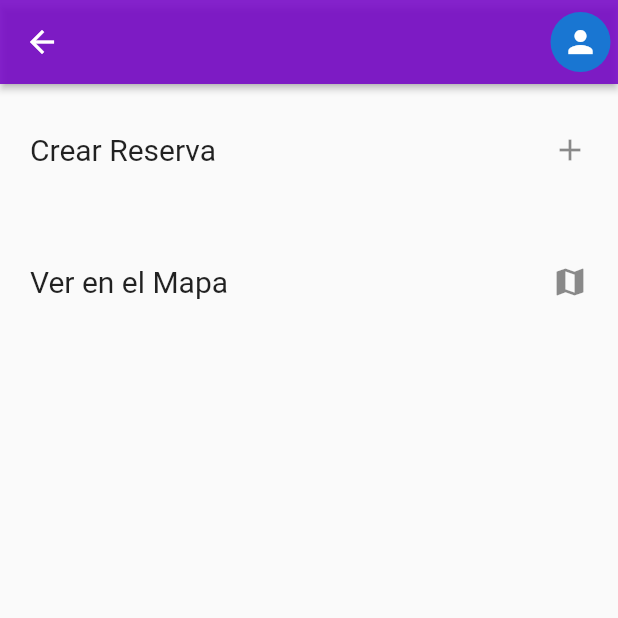
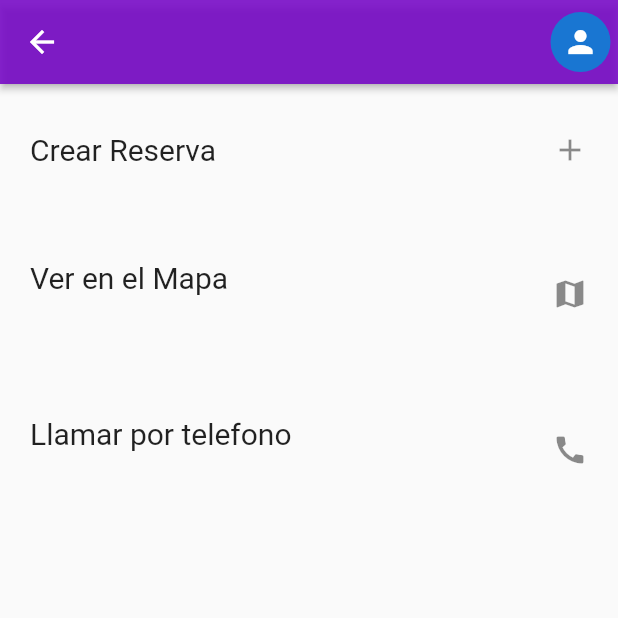
Before and after one commit to gjescuderoamodeo/tourboost_app, a Flutter app: the HotelScreen screen opened directly with empty values, on a phone screen of 412 x 824 dp, the top half of it. Run offline on Flutter 3.47's test engine with Material 2 defaults, Android fonts, the light colour scheme and no system bars; our stand-ins replace flutter_secure_storage, fluttertoast, google_fonts, google_maps_flutter, permission_handler and 1 more; missing offline and left inert: dart:ffi, dart_jsonwebtoken; accounts and stored records are empty.

Commit message:
Update hotel_screen.dart

```diff
--- a/lib/screens/hotel_screen.dart
+++ b/lib/screens/hotel_screen.dart
@@ -69,7 +69,7 @@ class _HotelScreenState extends State<HotelScreen> {
       "fecha_fin": fecha_fin,
       "idHotel": idHotel,
       "numeroPersonas": numeroReservantes,
-      "expirado":false,
+      "expirado": false,
     };
 
     final response = await http.post(
@@ -240,8 +240,7 @@ class _HotelScreenState extends State<HotelScreen> {
                                 toastLength: Toast.LENGTH_SHORT,
                                 gravity: ToastGravity.CENTER,
                                 timeInSecForIosWeb: 3,
-                                backgroundColor:
-                                    AppTheme.alert,
+                                backgroundColor: AppTheme.alert,
                                 textColor: Colors.white,
                                 fontSize: 16.0);
                           } else if (numeroReserva <= 0) {
@@ -250,8 +249,7 @@ class _HotelScreenState extends State<HotelScreen> {
                                 toastLength: Toast.LENGTH_SHORT,
                                 gravity: ToastGravity.CENTER,
                                 timeInSecForIosWeb: 3,
-                                backgroundColor:
-                                    AppTheme.alert,
+                                backgroundColor: AppTheme.alert,
                                 textColor: Colors.white,
                                 fontSize: 16.0);
                           } else {
@@ -277,10 +275,12 @@ class _HotelScreenState extends State<HotelScreen> {
           ),
           //opcion ver en el mapa el hotel
           ListTile(
+            hoverColor: AppTheme.settingsButton,
             title: const Text(
               'Ver en el Mapa',
               style: TextStyle(fontSize: 20),
             ),
+            subtitle: Text(datos.direccion),
             trailing: const Icon(Icons.map),
             onTap: () async {
               final url =
@@ -294,6 +294,26 @@ class _HotelScreenState extends State<HotelScreen> {
             contentPadding:
                 const EdgeInsets.symmetric(vertical: 16, horizontal: 20),
           ),
+          //opcion llamar al hotel
+          ListTile(
+            title: const Text(
+              'Llamar por telefono',
+              style: TextStyle(fontSize: 20),
+            ),
+            subtitle: Text(datos.telefono_contacto),
+            trailing: const Icon(Icons.call),
+            /*onTap: () async {
+              final url =
+                  'https://www.google.com/maps/search/?api=1&query=$dirrecionHotel';
+              if (await canLaunch(url)) {
+                await launch(url);
+              } else {
+                throw 'No se pudo abrir el mapa.';
+              }
+            },*/
+            contentPadding:
+                const EdgeInsets.symmetric(vertical: 16, horizontal: 20),
+          ),
         ],
       ),
     );
```
